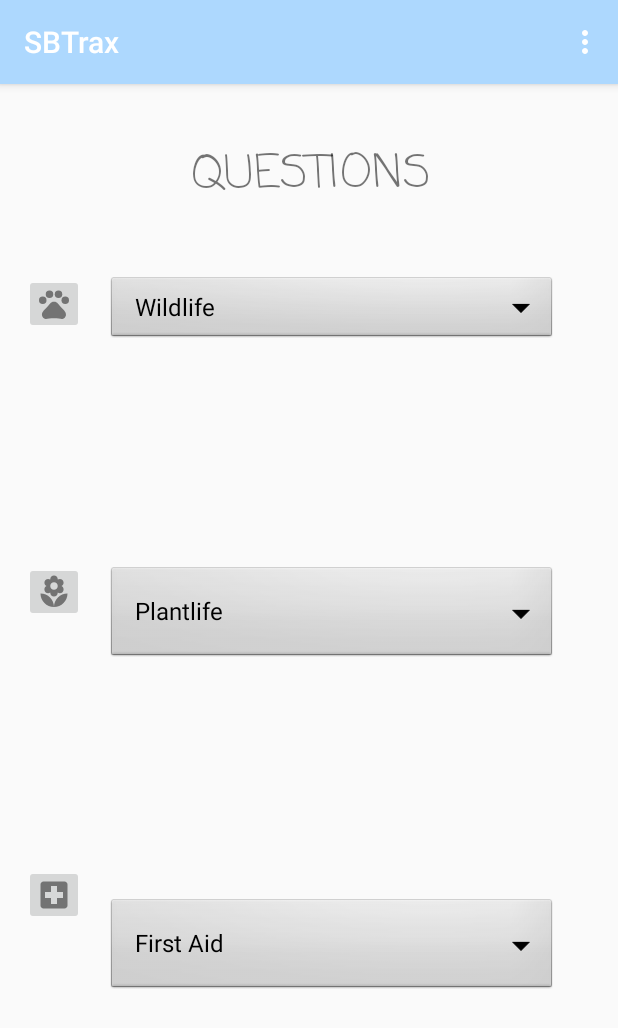
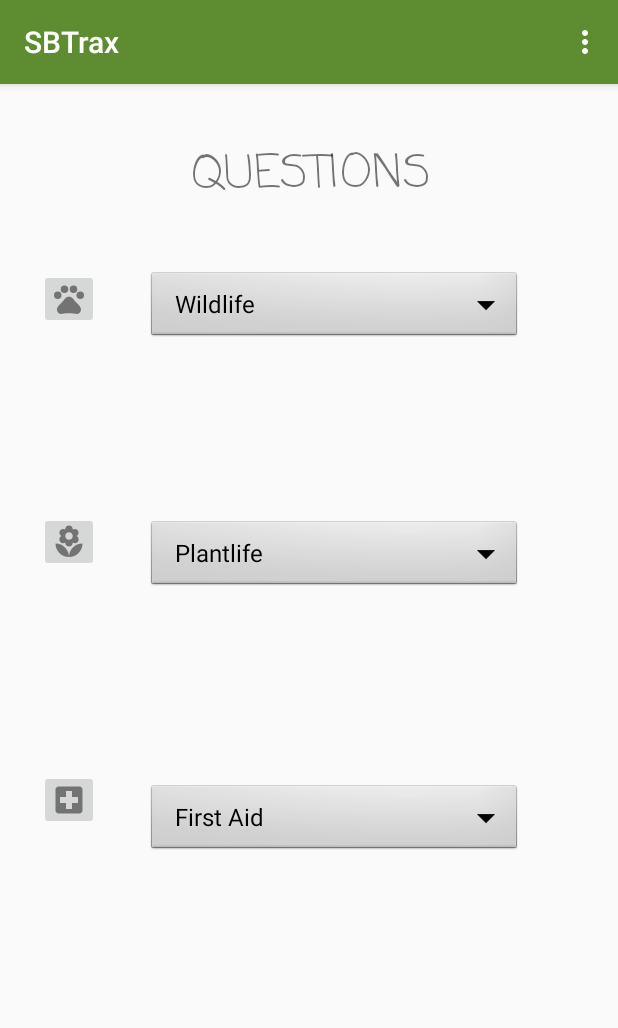
Before and after one commit to htotten/SBTrax, an Android app: the QuestionsActivity screen opened directly, with no data from a screen before it, on a phone screen of 412 x 824 dp. Shown: the top 1028 px of the screen. Run offline under Robolectric (Android 15) with nearby library versions, the phone set to English and light mode, and no system bars.

Commit message:
formatting fixes

```diff
--- a/app/src/main/java/sbtraxapp/htotten/github/com/sbtrax/QuestionsActivity.java
+++ b/app/src/main/java/sbtraxapp/htotten/github/com/sbtrax/QuestionsActivity.java
@@ -42,7 +42,7 @@ public class QuestionsActivity extends AppCompatActivity {
         //create a list of questions
         String[] itemsWild = new String[]{"Wildlife", "What to do if you see a cayote?", "What to do if you see a rattlesnake?"};
         String[] itemsPlants = new String[]{"Plantlife", "What to do if you encounter poison oak?", "What can you do with the yucca plant?"};
-        String[] itemsAid = new String[]{"First Aid", "What to do if you get a sunburn?", "What to do if you suffer a spinal cord injury?"};
+        String[] itemsAid = new String[]{"First Aid", "How to avoid a sunburn?", "What to do if you suffer a spinal cord injury?"};
 
         //adapter to describe how the items are displayed
         ArrayAdapter<String> adapterW = new ArrayAdapter<>(this, android.R.layout.simple_spinner_dropdown_item, itemsWild);
--- a/app/src/main/res/layout/activity_questions.xml
+++ b/app/src/main/res/layout/activity_questions.xml
@@ -1,4 +1,10 @@
 <?xml version="1.0" encoding="utf-8"?>
+<ScrollView
+    xmlns:android="http://schemas.android.com/apk/res/android"
+    xmlns:app="http://schemas.android.com/apk/res-auto"
+    xmlns:tools="http://schemas.android.com/tools"
+    android:layout_width="fill_parent"
+    android:layout_height="fill_parent">
 <android.support.constraint.ConstraintLayout xmlns:android="http://schemas.android.com/apk/res/android"
     xmlns:app="http://schemas.android.com/apk/res-auto"
     xmlns:tools="http://schemas.android.com/tools"
@@ -18,17 +24,19 @@
         android:layout_marginRight="181dp"
         android:text="Aid"
         android:textSize="18sp"
+        app:fontFamily="casual"
+        app:layout_constraintBottom_toBottomOf="parent"
         app:layout_constraintEnd_toEndOf="parent"
         app:layout_constraintStart_toStartOf="parent"
         app:layout_constraintTop_toBottomOf="@+id/spinnerAid" />
 
     <Spinner
         android:id="@+id/spinnerAid"
-        android:layout_width="300dp"
-        android:layout_height="wrap_content"
-        android:layout_marginStart="15dp"
-        android:layout_marginLeft="15dp"
-        android:layout_marginTop="96dp"
+        android:layout_width="250dp"
+        android:layout_height="50dp"
+        android:layout_marginStart="32dp"
+        android:layout_marginLeft="32dp"
+        android:layout_marginTop="64dp"
         android:background="@android:drawable/btn_dropdown"
         android:spinnerMode="dialog"
         app:layout_constraintStart_toEndOf="@+id/firstaidbutton"
@@ -43,19 +51,22 @@
         android:layout_marginTop="34dp"
         android:layout_marginEnd="181dp"
         android:layout_marginRight="181dp"
+        android:layout_marginBottom="65dp"
         android:text="Plants"
         android:textSize="18sp"
+        app:fontFamily="casual"
+        app:layout_constraintBottom_toTopOf="@+id/spinnerAid"
         app:layout_constraintEnd_toEndOf="parent"
         app:layout_constraintStart_toStartOf="parent"
         app:layout_constraintTop_toBottomOf="@+id/spinnerPlants" />
 
     <Spinner
         android:id="@+id/spinnerPlants"
-        android:layout_width="300dp"
-        android:layout_height="wrap_content"
-        android:layout_marginStart="15dp"
-        android:layout_marginLeft="15dp"
-        android:layout_marginTop="89dp"
+        android:layout_width="250dp"
+        android:layout_height="50dp"
+        android:layout_marginStart="32dp"
+        android:layout_marginLeft="32dp"
+        android:layout_marginTop="56dp"
         android:background="@android:drawable/btn_dropdown"
         android:spinnerMode="dialog"
         app:layout_constraintStart_toEndOf="@+id/plantlifebutton"
@@ -63,11 +74,11 @@
 
     <Spinner
         android:id="@+id/spinnerCayote"
-        android:layout_width="300dp"
-        android:layout_height="47dp"
-        android:layout_marginStart="15dp"
-        android:layout_marginLeft="15dp"
-        android:layout_marginTop="31dp"
+        android:layout_width="250dp"
+        android:layout_height="50dp"
+        android:layout_marginStart="32dp"
+        android:layout_marginLeft="32dp"
+        android:layout_marginTop="28dp"
         android:background="@android:drawable/btn_dropdown"
         android:spinnerMode="dialog"
         app:layout_constraintStart_toEndOf="@+id/wildlifebutton"
@@ -96,16 +107,11 @@
         android:id="@+id/wildlifebutton"
         android:layout_width="40dp"
         android:layout_height="40dp"
-        android:layout_marginStart="16dp"
-        android:layout_marginLeft="16dp"
-        android:layout_marginTop="31dp"
-        android:layout_marginEnd="15dp"
-        android:layout_marginRight="15dp"
-        android:layout_marginBottom="152dp"
+        android:layout_marginStart="26dp"
+        android:layout_marginLeft="26dp"
+        android:layout_marginTop="28dp"
         android:contentDescription="@string/action_wild"
         android:src="@drawable/ic_paw"
-        app:layout_constraintBottom_toTopOf="@+id/plantlifebutton"
-        app:layout_constraintEnd_toStartOf="@+id/spinnerCayote"
         app:layout_constraintStart_toStartOf="parent"
         app:layout_constraintTop_toBottomOf="@+id/qheader" />
 
@@ -118,8 +124,11 @@
         android:layout_marginTop="32dp"
         android:layout_marginEnd="128dp"
         android:layout_marginRight="128dp"
-        android:text="Be careful of animals"
+        android:layout_marginBottom="57dp"
+        android:text="Animals"
         android:textSize="18sp"
+        app:fontFamily="casual"
+        app:layout_constraintBottom_toTopOf="@+id/spinnerPlants"
         app:layout_constraintEnd_toEndOf="parent"
         app:layout_constraintStart_toStartOf="parent"
         app:layout_constraintTop_toBottomOf="@+id/spinnerCayote" />
@@ -128,11 +137,13 @@
         android:id="@+id/plantlifebutton"
         android:layout_width="40dp"
         android:layout_height="40dp"
-        android:layout_marginStart="16dp"
-        android:layout_marginLeft="16dp"
-        android:layout_marginTop="152dp"
+        android:layout_marginStart="26dp"
+        android:layout_marginLeft="26dp"
+        android:layout_marginTop="122dp"
+        android:layout_marginBottom="132dp"
         android:contentDescription="@string/action_plant"
         android:src="@drawable/ic_flor"
+        app:layout_constraintBottom_toTopOf="@+id/firstaidbutton"
         app:layout_constraintStart_toStartOf="parent"
         app:layout_constraintTop_toBottomOf="@+id/wildlifebutton" />
 
@@ -140,12 +151,13 @@
         android:id="@+id/firstaidbutton"
         android:layout_width="40dp"
         android:layout_height="40dp"
-        android:layout_marginStart="16dp"
-        android:layout_marginLeft="16dp"
-        android:layout_marginTop="162dp"
+        android:layout_marginStart="26dp"
+        android:layout_marginLeft="26dp"
+        android:layout_marginTop="132dp"
         android:src="@drawable/ic_aid"
         app:layout_constraintStart_toStartOf="parent"
         app:layout_constraintTop_toBottomOf="@+id/plantlifebutton" />
 
 
 </android.support.constraint.ConstraintLayout>
+</ScrollView>
--- a/app/src/main/res/values/colors.xml
+++ b/app/src/main/res/values/colors.xml
@@ -1,6 +1,6 @@
 <?xml version="1.0" encoding="utf-8"?>
 <resources>
-    <color name="colorPrimary">#add8fe</color>
+    <color name="colorPrimary">#5e8c31</color>
     <color name="colorPrimaryDark">#303F9F</color>
     <color name="colorAccent">#FF0000</color>
 </resources>
```
